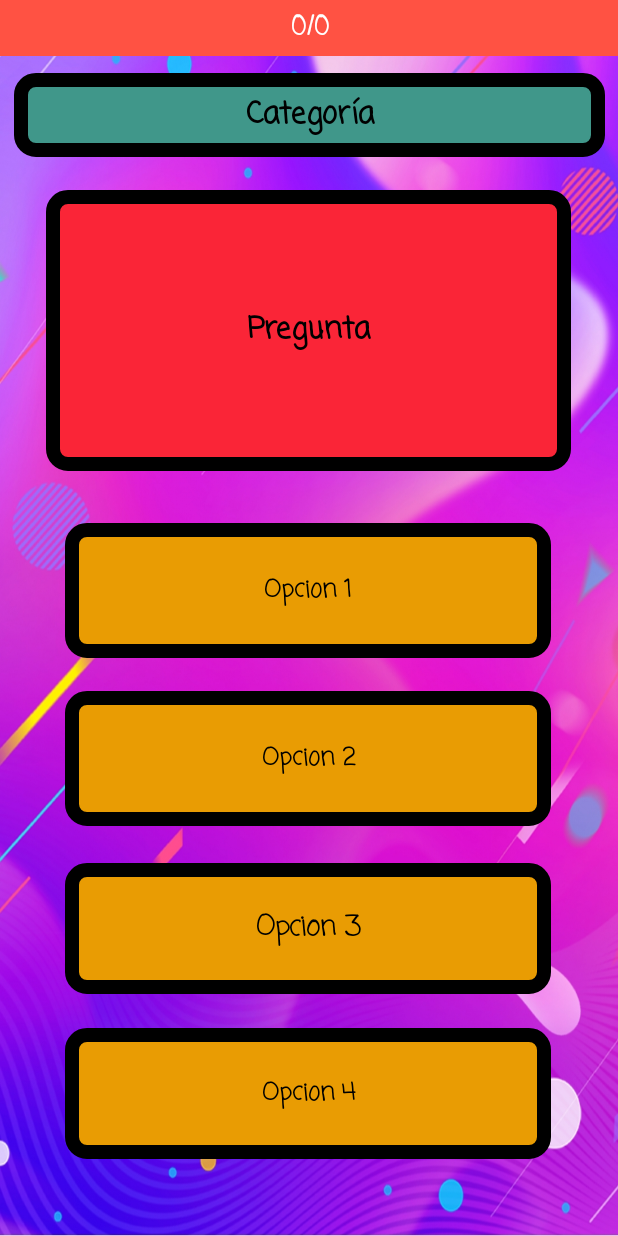
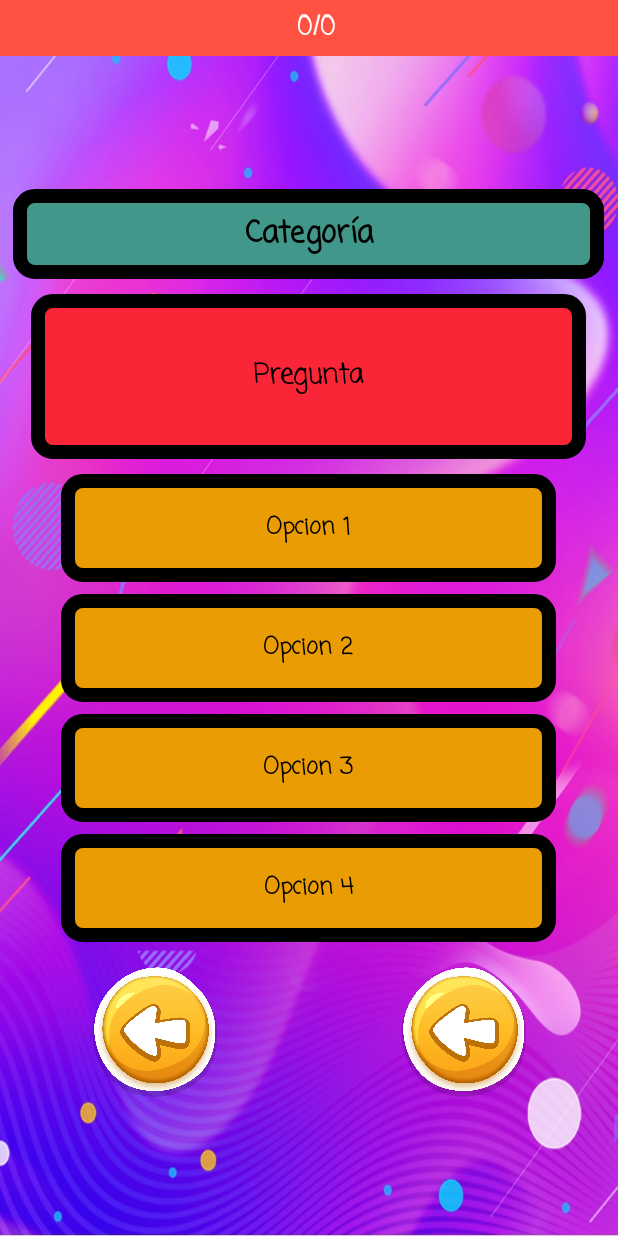
Before and after one commit to MFrutuoso/Trivial-IT, an Android app: the Quiz screen opened directly, with no data from a screen before it, on a phone screen of 412 x 824 dp. Run offline under Robolectric (Android 15) with nearby library versions, the phone set to English and light mode, and no system bars; our stand-ins replace Volley; network calls fail.

Commit message:
remodelado de quiz basico

```diff
--- a/Trivial-IT/app/src/main/java/com/dam2/trivial_it/ModoDeJuego.java
+++ b/Trivial-IT/app/src/main/java/com/dam2/trivial_it/ModoDeJuego.java
@@ -32,4 +32,9 @@ public class ModoDeJuego extends AppCompatActivity {
         startActivity(intent);
         mp.start();
     }
+
+    public void btn_Atras(View view) {
+        Intent i = new Intent(this, Principal.class);
+        startActivity(i);
+    }
 }
--- a/Trivial-IT/app/src/main/java/com/dam2/trivial_it/QLocal.java
+++ b/Trivial-IT/app/src/main/java/com/dam2/trivial_it/QLocal.java
@@ -73,4 +73,9 @@ public class QLocal extends AppCompatActivity {
 
         startActivity(i);
     }
+
+    public void btn_Atras(View view) {
+        Intent i = new Intent(this, ModoDeJuego.class);
+        startActivity(i);
+    }
 }
--- a/Trivial-IT/app/src/main/java/com/dam2/trivial_it/Quiz.java
+++ b/Trivial-IT/app/src/main/java/com/dam2/trivial_it/Quiz.java
@@ -342,10 +342,7 @@ public class Quiz extends AppCompatActivity {
         mostrarPregunta();
     }
     public void btnAtras(View view) {
-        //if (qCont==10) btnSiguiente.setEnabled(true);
-        qCont-=2;
-        Intent i = new Intent(this, Ruleta.class);
+        Intent i = new Intent(this, ModoDeJuego.class);
         startActivity(i);
-
     }
 }
--- a/Trivial-IT/app/src/main/java/com/dam2/trivial_it/Ruleta.java
+++ b/Trivial-IT/app/src/main/java/com/dam2/trivial_it/Ruleta.java
@@ -123,4 +123,9 @@ public class Ruleta extends AppCompatActivity implements Animation.AnimationList
         }while(res == null);
         textView.setText(res); //TextView prescindible, muestra categoría elegida.
     }
+
+    public void btnAtras(View view) {
+        Intent i = new Intent(this, ModoDeJuego.class);
+        startActivity(i);
+    }
 }
--- a/Trivial-IT/app/src/main/res/layout/activity_modo_de_juego.xml
+++ b/Trivial-IT/app/src/main/res/layout/activity_modo_de_juego.xml
@@ -53,6 +53,7 @@
         android:id="@+id/imageView14"
         android:layout_width="102dp"
         android:layout_height="91dp"
+        android:onClick="btn_Atras"
         app:layout_constraintBottom_toBottomOf="parent"
         app:layout_constraintEnd_toEndOf="parent"
         app:layout_constraintHorizontal_bias="0.009"
--- a/Trivial-IT/app/src/main/res/layout/activity_q_local.xml
+++ b/Trivial-IT/app/src/main/res/layout/activity_q_local.xml
@@ -114,6 +114,7 @@
         android:textColor="#000000"
         android:textSize="24sp"
         android:textStyle="bold"
+        android:onClick="btn_Atras"
         app:layout_constraintBottom_toBottomOf="parent"
         app:layout_constraintEnd_toEndOf="parent"
         app:layout_constraintStart_toStartOf="parent"
--- a/Trivial-IT/app/src/main/res/layout/activity_quiz.xml
+++ b/Trivial-IT/app/src/main/res/layout/activity_quiz.xml
@@ -1,18 +1,19 @@
 <?xml version="1.0" encoding="utf-8"?>
-<androidx.constraintlayout.widget.ConstraintLayout xmlns:android="http://schemas.android.com/apk/res/android"
+<LinearLayout xmlns:android="http://schemas.android.com/apk/res/android"
     xmlns:app="http://schemas.android.com/apk/res-auto"
     xmlns:tools="http://schemas.android.com/tools"
     android:layout_width="match_parent"
     android:layout_height="match_parent"
     android:background="@drawable/fondo2"
     android:textAlignment="gravity"
+    android:layout_gravity="center"
+    android:orientation="vertical"
     tools:context=".Quiz">
 
     <TextView
         android:id="@+id/tv_contador"
         android:layout_width="421dp"
         android:layout_height="37dp"
-        android:layout_weight="1"
         android:background="#FF5243"
         android:fontFamily="casual"
         android:gravity="center"
@@ -26,32 +27,17 @@
         app:layout_constraintTop_toTopOf="parent"
         app:layout_constraintVertical_bias="0.0" />
 
-    <TextView
-        android:id="@+id/tv_pregunta"
-        android:layout_width="350dp"
-        android:layout_height="187dp"
-        android:layout_margin="10sp"
-        android:layout_weight="10"
-        android:background="@drawable/borde_preg"
-        android:fontFamily="casual"
+    <LinearLayout
+        android:layout_width="match_parent"
+        android:layout_height="match_parent"
+        android:layout_marginVertical="10dp"
         android:gravity="center"
-        android:text="Pregunta"
-        android:textAlignment="center"
-        android:textColor="#000000"
-        android:textSize="20sp"
-        android:textStyle="bold"
-        app:layout_constraintBottom_toBottomOf="parent"
-        app:layout_constraintEnd_toEndOf="parent"
-        app:layout_constraintHorizontal_bias="0.489"
-        app:layout_constraintStart_toStartOf="parent"
-        app:layout_constraintTop_toTopOf="parent"
-        app:layout_constraintVertical_bias="0.189" />
+        android:orientation="vertical">
 
         <TextView
             android:id="@+id/tv_categoria"
             android:layout_width="394dp"
-        android:layout_height="56dp"
-
+            android:layout_height="60dp"
             android:background="@drawable/fondo_categoria"
             android:fontFamily="casual"
             android:gravity="center"
@@ -66,18 +52,37 @@
             app:layout_constraintVertical_bias="0.063" />
 
         <TextView
+            android:id="@+id/tv_pregunta"
+            android:layout_width="370dp"
+            android:layout_height="110dp"
+            android:layout_marginVertical="10dp"
+            android:background="@drawable/borde_preg"
+            android:fontFamily="casual"
+            android:gravity="center"
+            android:text="Pregunta"
+            android:textAlignment="center"
+            android:textColor="#000000"
+            android:textSize="18sp"
+            android:textStyle="bold"
+            app:layout_constraintBottom_toBottomOf="parent"
+            app:layout_constraintEnd_toEndOf="parent"
+            app:layout_constraintHorizontal_bias="0.489"
+            app:layout_constraintStart_toStartOf="parent"
+            app:layout_constraintTop_toTopOf="parent"
+            app:layout_constraintVertical_bias="0.189" />
+
+        <TextView
             android:id="@+id/tv_opcion1"
-        android:layout_width="324dp"
-        android:layout_height="90dp"
+            android:layout_width="330dp"
+            android:layout_height="72dp"
             android:background="@drawable/bordes"
             android:fontFamily="casual"
             android:gravity="center"
             android:onClick="validarOpciones"
-        android:padding="18sp"
             android:text="Opcion 1"
             android:textAlignment="center"
             android:textColor="#000000"
-        android:textSize="16sp"
+            android:textSize="15sp"
             android:textStyle="bold"
             app:layout_constraintBottom_toBottomOf="parent"
             app:layout_constraintEnd_toEndOf="parent"
@@ -86,19 +91,22 @@
             app:layout_constraintTop_toTopOf="parent"
             app:layout_constraintVertical_bias="0.475" />
 
+        <Space
+            android:layout_width="match_parent"
+            android:layout_height="8dp" />
+
         <TextView
             android:id="@+id/tv_opcion2"
-        android:layout_width="324dp"
-        android:layout_height="90dp"
+            android:layout_width="330dp"
+            android:layout_height="72dp"
             android:background="@drawable/bordes"
             android:fontFamily="casual"
             android:gravity="center"
             android:onClick="validarOpciones"
-        android:padding="18sp"
             android:text="Opcion 2"
             android:textAlignment="center"
             android:textColor="#000000"
-        android:textSize="16sp"
+            android:textSize="15sp"
             android:textStyle="bold"
             app:layout_constraintBottom_toBottomOf="parent"
             app:layout_constraintEnd_toEndOf="parent"
@@ -107,19 +115,22 @@
             app:layout_constraintTop_toTopOf="parent"
             app:layout_constraintVertical_bias="0.628" />
 
+        <Space
+            android:layout_width="match_parent"
+            android:layout_height="8dp" />
+
         <TextView
             android:id="@+id/tv_opcion3"
-        android:layout_width="324dp"
-        android:layout_height="87dp"
+            android:layout_width="330dp"
+            android:layout_height="72dp"
             android:background="@drawable/bordes"
             android:fontFamily="casual"
             android:gravity="center"
             android:onClick="validarOpciones"
-        android:padding="18sp"
             android:text="Opcion 3"
             android:textAlignment="center"
             android:textColor="#000000"
-        android:textSize="18sp"
+            android:textSize="15sp"
             android:textStyle="bold"
             app:layout_constraintBottom_toBottomOf="parent"
             app:layout_constraintEnd_toEndOf="parent"
@@ -128,19 +139,22 @@
             app:layout_constraintTop_toTopOf="parent"
             app:layout_constraintVertical_bias="0.781" />
 
+        <Space
+            android:layout_width="match_parent"
+            android:layout_height="8dp" />
+
         <TextView
             android:id="@+id/tv_opcion4"
-        android:layout_width="324dp"
-        android:layout_height="87dp"
+            android:layout_width="330dp"
+            android:layout_height="72dp"
             android:background="@drawable/bordes"
             android:fontFamily="casual"
             android:gravity="center"
             android:onClick="validarOpciones"
-        android:padding="18sp"
             android:text="Opcion 4"
             android:textAlignment="center"
             android:textColor="#000000"
-        android:textSize="16sp"
+            android:textSize="15sp"
             android:textStyle="bold"
             app:layout_constraintBottom_toBottomOf="parent"
             app:layout_constraintEnd_toEndOf="parent"
@@ -149,6 +163,44 @@
             app:layout_constraintTop_toTopOf="parent"
             app:layout_constraintVertical_bias="0.93" />
 
+        <Space
+            android:layout_width="match_parent"
+            android:layout_height="15dp" />
 
+        <LinearLayout
+            android:layout_width="match_parent"
+            android:layout_height="wrap_content"
+            android:orientation="horizontal">
 
-</androidx.constraintlayout.widget.ConstraintLayout>
+            <ImageView
+                android:id="@+id/btn_Atras"
+                android:layout_width="wrap_content"
+                android:layout_height="91dp"
+                android:layout_weight="1"
+                android:onClick="btnAtras"
+                app:layout_constraintBottom_toBottomOf="parent"
+                app:layout_constraintEnd_toEndOf="parent"
+                app:layout_constraintHorizontal_bias="0.009"
+                app:layout_constraintStart_toStartOf="parent"
+                app:layout_constraintTop_toTopOf="parent"
+                app:layout_constraintVertical_bias="0.992"
+                app:srcCompat="@drawable/atras" />
+
+            <ImageView
+                android:id="@+id/btn_Siguiente"
+                android:layout_width="wrap_content"
+                android:layout_height="91dp"
+                android:layout_weight="1"
+                android:onClick="btnNext"
+                app:layout_constraintBottom_toBottomOf="parent"
+                app:layout_constraintEnd_toEndOf="parent"
+                app:layout_constraintHorizontal_bias="0.009"
+                app:layout_constraintStart_toStartOf="parent"
+                app:layout_constraintTop_toTopOf="parent"
+                app:layout_constraintVertical_bias="0.992"
+                app:srcCompat="@drawable/atras" />
+        </LinearLayout>
+
+    </LinearLayout>
+
+</LinearLayout>
```
Also changed, not shown: Trivial-IT/app/src/main/res/layout/activity_ruleta.xml (+28 -26 lines). Lines whose indentation alone changed are shown as unchanged.
